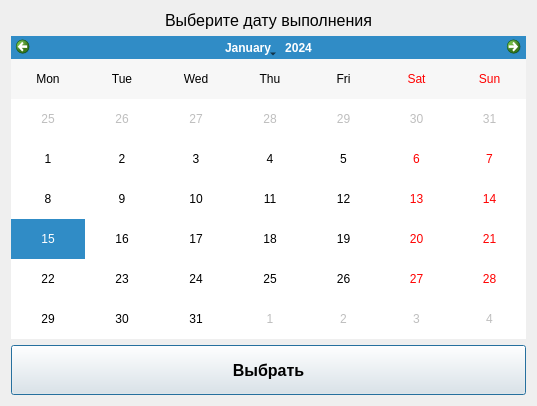
First picture: the form in ui/operation/operation_acc.ui, repository Meller008/CRM-Avi, before the edit.
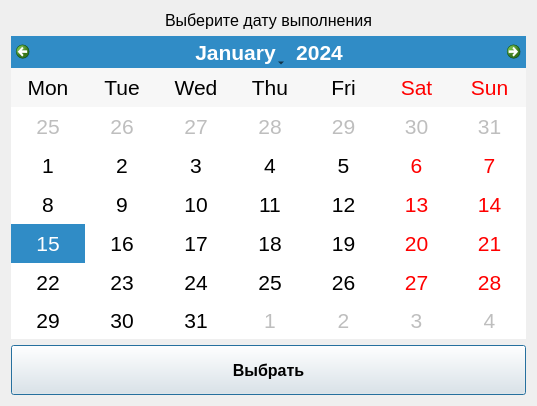
Second picture: the form after the edit. The open tabs and pages were chosen to show the change.

Patch:
```diff
--- a/ui/operation/operation_acc.ui
+++ b/ui/operation/operation_acc.ui
@@ -37,7 +37,13 @@
         <number>6</number>
        </property>
        <item row="1" column="0">
-        <widget class="QCalendarWidget" name="calendarWidget">
+        <widget class="QCalendarWidget" name="cw_date_make">
+         <property name="font">
+          <font>
+           <family>Tahoma</family>
+           <pointsize>16</pointsize>
+          </font>
+         </property>
          <property name="verticalHeaderFormat">
           <enum>QCalendarWidget::NoVerticalHeader</enum>
          </property>
```
Left out of the diff: 71 changed lines with no effect on the pictures.
